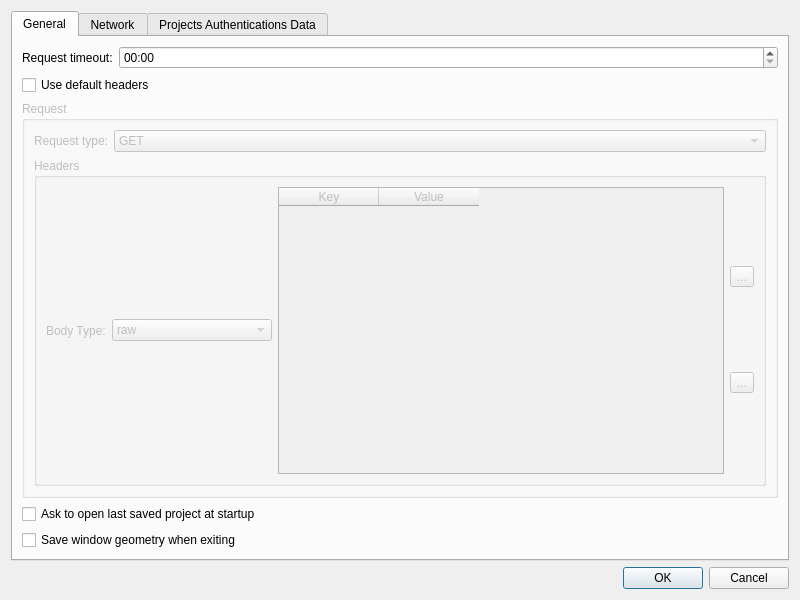
This is preferences.ui in fabiobento512/FRequest as Qt 5 draws it before an edit. The edited form follows.
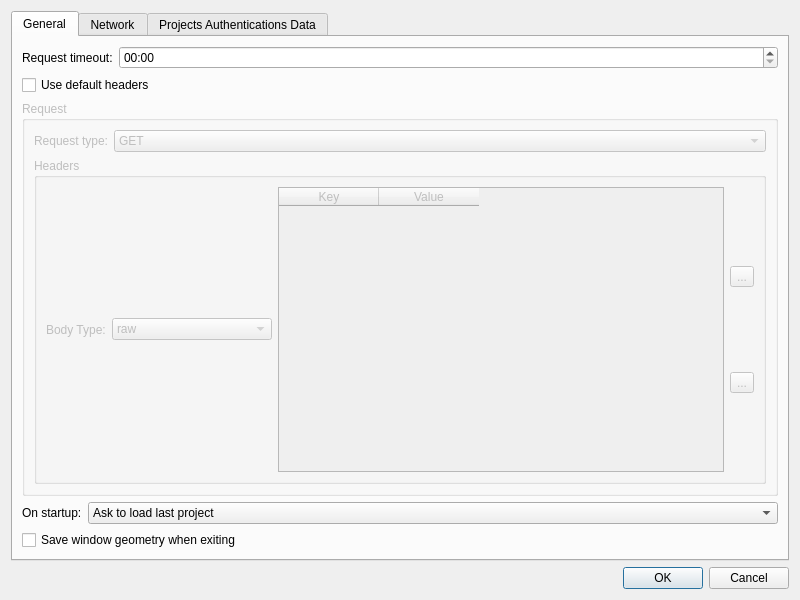
This is the edited form. Icons and pictures are not drawn.

What changed in the file:
```diff
--- a/preferences.ui
+++ b/preferences.ui
@@ -221,11 +221,34 @@
         </widget>
        </item>
        <item>
-        <widget class="QCheckBox" name="cbAskOpenLastProject">
-         <property name="text">
-          <string>Ask to open last saved project at startup</string>
-         </property>
-        </widget>
+        <layout class="QFormLayout" name="formLayout_4">
+         <item row="0" column="0">
+          <widget class="QLabel" name="label_7">
+           <property name="text">
+            <string>On startup:</string>
+           </property>
+          </widget>
+         </item>
+         <item row="0" column="1">
+          <widget class="QComboBox" name="cbOnStartup">
+           <item>
+            <property name="text">
+             <string>Ask to load last project</string>
+            </property>
+           </item>
+           <item>
+            <property name="text">
+             <string>Load last project</string>
+            </property>
+           </item>
+           <item>
+            <property name="text">
+             <string>Do nothing</string>
+            </property>
+           </item>
+          </widget>
+         </item>
+        </layout>
        </item>
        <item>
         <widget class="QCheckBox" name="cbSaveWindowGeometryWhenExiting">
```
